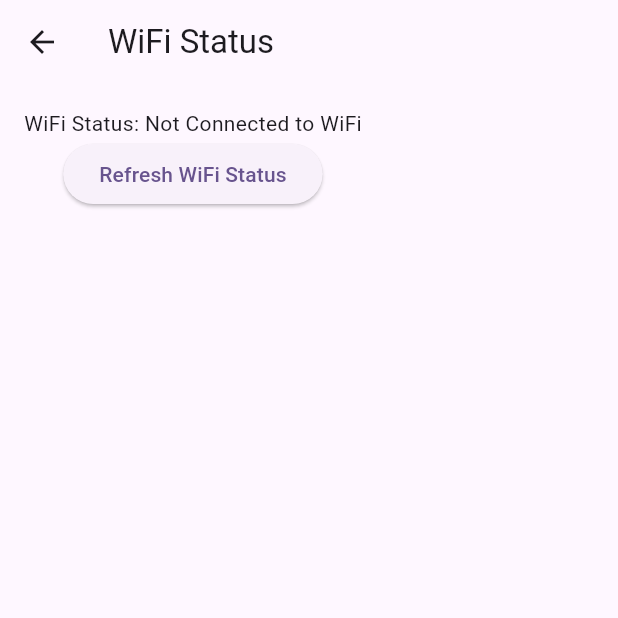
After one commit to amiqyolo/device_features, a Flutter app: the screen it shows after launch, after a tap on "Access WI-FI Connectivity", on a phone screen of 412 x 824 dp, the top half of it. The commit adds this screen. Run offline on Flutter 3.47's test engine with Material 3 defaults, Android fonts, the phone set to English and light mode, and no system bars; our stand-ins replace cached_network_image, camera, connectivity_plus, device_info_plus, local_auth, sensors_plus and 1 more; missing offline and left inert: system_info2, torch_light, volume_controller.

Commit message:
add fitur

```diff
--- a/lib/main.dart
+++ b/lib/main.dart
@@ -6,6 +6,9 @@ import 'package:device_features/screen/flashlight/flashlight_torch_controller.da
 import 'package:device_features/screen/sensor/sensor_screen.dart';
 import 'package:device_features/screen/touchscreen/touch_screen.dart';
 import 'package:device_features/screen/touchscreen/touch_tracker_screen.dart';
+import 'package:device_features/screen/vibration/vibration_screen.dart';
+import 'package:device_features/screen/volume/volume_screen.dart';
+import 'package:device_features/screen/wifi/wifi_connectivity_screen.dart';
 import 'package:device_features/widget/feature_button.dart';
 import 'package:flutter/material.dart';
 
@@ -101,6 +104,27 @@ class MyHomePage extends StatelessWidget {
                   MaterialPageRoute(builder: (_) => const DeviceFile()),
                 ),
               ),
+              FeatureButton(
+                label: 'Access Volume',
+                onTap: () => Navigator.push(
+                  context,
+                  MaterialPageRoute(builder: (_) => const VolumeScreen()),
+                ),
+              ),
+              FeatureButton(
+                label: 'Access Vibration',
+                onTap: () => Navigator.push(
+                  context,
+                  MaterialPageRoute(builder: (_) => const VibrationScreen()),
+                ),
+              ),
+              FeatureButton(
+                label: 'Access WI-FI Connectivity',
+                onTap: () => Navigator.push(
+                  context,
+                  MaterialPageRoute(builder: (_) => const WifiConnectivityScreen()),
+                ),
+              ),
             ],
           ),
         ),
--- /dev/null
+++ b/lib/screen/wifi/wifi_connectivity_screen.dart
@@ -0,0 +1,48 @@
+import 'package:connectivity_plus/connectivity_plus.dart';
+import 'package:flutter/material.dart';
+
+class WifiConnectivityScreen extends StatefulWidget {
+  const WifiConnectivityScreen({super.key});
+
+  @override
+  State<WifiConnectivityScreen> createState() => _WifiConnectivityScreenState();
+}
+
+class _WifiConnectivityScreenState extends State<WifiConnectivityScreen> {
+  String _wifiStatus = "Unknown";
+
+  @override
+  void initState() {
+    super.initState();
+    _checkWifiStatus();
+  }
+
+  Future<void> _checkWifiStatus() async {
+    final connectivity = await Connectivity().checkConnectivity();
+    setState(() {
+      _wifiStatus = connectivity == ConnectivityResult.wifi
+          ? 'Connected to WiFi'
+          : 'Not Connected to WiFi';
+    });
+
+  }
+
+  @override
+  Widget build(BuildContext context) {
+    return Scaffold(
+      appBar: AppBar(title: const Text('WiFi Status')),
+      body: Padding(
+        padding: const EdgeInsets.all(16.0),
+        child: Column(
+          children: [
+            Text("WiFi Status: $_wifiStatus"),
+            ElevatedButton(
+              onPressed: _checkWifiStatus,
+              child: const Text("Refresh WiFi Status"),
+            ),
+          ],
+        ),
+      ),
+    );
+  }
+}
--- a/pubspec.yaml
+++ b/pubspec.yaml
@@ -44,6 +44,9 @@ dependencies:
   system_info2: ^4.0.0
   torch_light: ^1.1.0
   local_auth: ^2.3.0
+  volume_controller: ^2.0.8
+  vibration: ^2.0.1
+  connectivity_plus: ^6.1.0
 
 dev_dependencies:
   flutter_test:
```
Also changed, not shown: lib/screen/sensor/biometrics/finger_print_screen.dart (+14 -17 lines), lib/screen/vibration/vibration_screen.dart (added, +48 -0 lines), lib/screen/volume/volume_screen.dart (added, +57 -0 lines), pubspec.lock, 3 other files.
